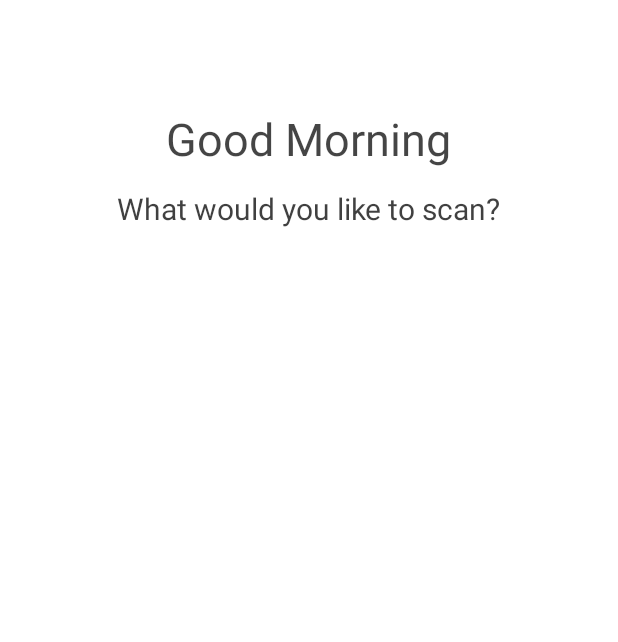
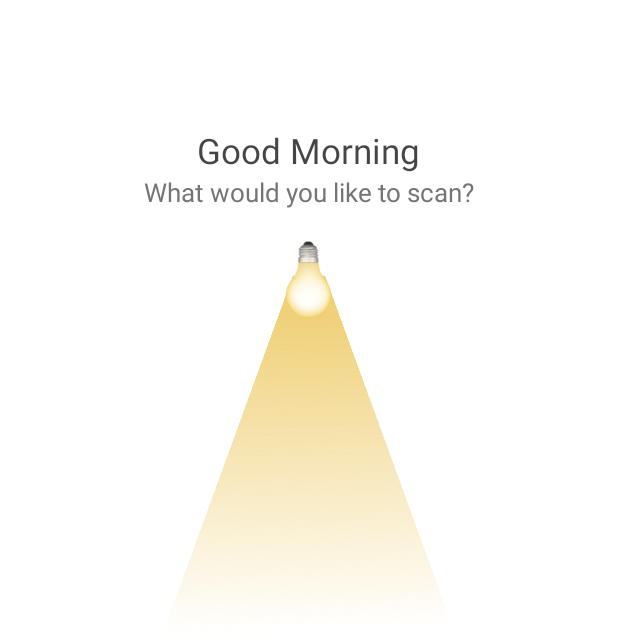
Before and after one commit to HIYJOKOU/RCG, an Android app: the screen it shows after launch (MainActivity), on a phone screen of 412 x 824 dp. Shown: the top 642 px of the screen. Run offline under Robolectric (Android 15) with nearby library versions, the phone set to English and light mode, and no system bars; Roboto replaces fonts that are not available here.

Commit message:
0.156V
#Desc
-New lamp added (kinda pato but works XD)

```diff
--- /dev/null
+++ b/app/src/main/res/drawable/lamp_light.xml
@@ -0,0 +1,13 @@
+<?xml version="1.0" encoding="utf-8"?>
+<selector xmlns:android="http://schemas.android.com/apk/res/android">
+    <item>
+        <shape>
+            <gradient
+                android:type="linear"
+                android:angle="-90"
+                android:startColor="#F0D17A"
+                android:endColor="#312F2F"
+                />
+        </shape>
+    </item>
+</selector>
--- /dev/null
+++ b/app/src/main/res/drawable/rectangle.xml
@@ -0,0 +1,7 @@
+<vector xmlns:android="http://schemas.android.com/apk/res/android"
+    android:height="150dp"
+    android:width="50dp"
+    android:viewportWidth="24"
+    android:viewportHeight="24">
+    <path android:fillColor="#000" android:pathData="M1,21H23L12,2" />
+</vector>
--- /dev/null
+++ b/app/src/main/res/drawable/vector_1.xml
@@ -0,0 +1,62 @@
+<?xml version="1.0" encoding="utf-8"?>
+<vector
+    xmlns:android="http://schemas.android.com/apk/res/android"
+    xmlns:aapt="http://schemas.android.com/aapt"
+    xmlns:tools="http://schemas.android.com/tools"
+    android:width="196dp"
+    android:height="234.54dp"
+    android:viewportWidth="196"
+    android:viewportHeight="234.54"
+    >
+
+    <group>
+
+        <clip-path
+            android:pathData="M0.5 0.5H195.5V234.044H0.5V0.5Z"
+            tools:ignore="VectorRaster" />
+
+        <group
+            android:translateX="0.973"
+            android:translateY="-0.046"
+            android:pivotX="98"
+            android:pivotY="117.272"
+            android:scaleX="1.899"
+            android:scaleY="1.899"
+            android:rotation="88.831"
+            >
+
+            <path
+                android:pathData="M0.5 0.5V234.044H195.5V0.5"
+                >
+
+                <aapt:attr name="android:fillColor">
+
+                    <gradient
+                        android:type="linear"
+                        android:startX="49.25"
+                        android:startY="117.272"
+                        android:endX="146.75"
+                        android:endY="117.272"
+                        >
+
+                        <item
+                            android:color="#F0D17A"
+                            android:offset="0"
+                            />
+
+                        <item
+                            android:color="#00FFFFFF"
+                            android:offset="1"
+                            />
+
+                    </gradient>
+
+                </aapt:attr>
+
+            </path>
+
+        </group>
+
+    </group>
+
+</vector>
--- a/app/src/main/res/layout/activity_main.xml
+++ b/app/src/main/res/layout/activity_main.xml
@@ -9,6 +9,62 @@
 
     tools:context=".MainActivity">
 
+    <View
+        android:id="@+id/vector_1"
+        android:layout_width="214dp"
+        android:layout_height="264dp"
+        android:layout_alignParentStart="true"
+        android:layout_alignParentTop="true"
+        android:layout_marginTop="-30dp"
+        android:background="@drawable/vector_1"
+        app:layout_constraintEnd_toEndOf="parent"
+        app:layout_constraintHorizontal_bias="0.522"
+        app:layout_constraintStart_toStartOf="parent"
+        app:layout_constraintTop_toBottomOf="@+id/textView2"
+        tools:ignore="MissingConstraints" />
+
+    <View
+        android:id="@+id/vector_"
+        android:layout_width="196dp"
+        android:layout_height="364dp"
+        android:layout_alignParentTop="true"
+        android:layout_marginTop="80dp"
+        android:layout_marginEnd="-2dp"
+        android:background="?attr/background"
+        android:rotation="20"
+        app:layout_constraintEnd_toStartOf="@+id/textView2"
+        app:layout_constraintTop_toTopOf="parent"
+        tools:ignore="MissingConstraints" />
+
+    <View
+        android:id="@+id/vector_2"
+        android:layout_width="196dp"
+        android:layout_height="364dp"
+        android:layout_alignParentStart="true"
+        android:layout_alignParentTop="true"
+        android:layout_marginStart="-2dp"
+        android:layout_marginTop="80dp"
+        android:background="?attr/background"
+        android:rotation="-20"
+        app:layout_constraintStart_toEndOf="@+id/textView2"
+        app:layout_constraintTop_toTopOf="parent"
+        tools:ignore="MissingConstraints" />
+
+    <ImageView
+        android:id="@+id/textView2"
+        android:layout_width="95dp"
+        android:layout_height="53dp"
+        android:layout_marginTop="20dp"
+        android:rotation="180"
+        android:text="@string/lamp_emoji"
+        android:textColor="?attr/background"
+        android:textSize="40sp"
+        app:layout_constraintEnd_toEndOf="parent"
+        app:layout_constraintHorizontal_bias="0.498"
+        app:layout_constraintStart_toStartOf="parent"
+        app:layout_constraintTop_toBottomOf="@+id/textView3"
+        app:srcCompat="@drawable/bulb" />
+
     <TextView
         android:id="@+id/textView"
         android:layout_width="wrap_content"
@@ -16,28 +72,29 @@
         android:alpha="0.73"
         android:fontFamily="@font/ubuntu_medium"
         android:text="@string/front_text_1_Morning"
-        android:textColor="@color/text_primary_LIGHT"
-        android:textSize="30sp"
+        android:textColor="?attr/text_primary"
+        android:textSize="23sp"
         app:layout_constraintBottom_toBottomOf="parent"
         app:layout_constraintHorizontal_bias="0.498"
         app:layout_constraintLeft_toLeftOf="parent"
         app:layout_constraintRight_toRightOf="parent"
         app:layout_constraintTop_toTopOf="parent"
-        app:layout_constraintVertical_bias="0.092" />
+        app:layout_constraintVertical_bias="0.107" />
 
     <TextView
+        android:id="@+id/textView3"
         android:layout_width="wrap_content"
         android:layout_height="wrap_content"
-        android:alpha="0.75"
+        android:alpha="1.93"
         android:fontFamily="@font/ubuntu"
         android:text="@string/front_text_2"
-        android:textColor="@color/text_secondary_LIGHT"
-        android:textSize="20sp"
+        android:textColor="#757575"
+        android:textSize="17sp"
         app:layout_constraintBottom_toBottomOf="parent"
         app:layout_constraintLeft_toLeftOf="parent"
         app:layout_constraintRight_toRightOf="parent"
         app:layout_constraintTop_toBottomOf="@+id/textView"
-        app:layout_constraintVertical_bias="0.019" />
+        app:layout_constraintVertical_bias="0.0" />
 
 
 </androidx.constraintlayout.widget.ConstraintLayout>
--- a/app/src/main/res/values/attr.xml
+++ b/app/src/main/res/values/attr.xml
@@ -1,10 +1,9 @@
 <?xml version="1.0" encoding="utf-8"?>
 <resources>
-    <declare-styleable name="dt">
+    <declare-styleable name="Box">
 
         <attr name="text_primary" format="color"/>
         <attr name="text_secondary" format="color"/>
-        <attr name="background" format="color"/>
 
     </declare-styleable>
 
--- a/app/src/main/res/values/colors.xml
+++ b/app/src/main/res/values/colors.xml
@@ -17,11 +17,11 @@
     <color name='text_button_LIGHT'>#000000</color> #83-A
 
     <!-- DARK THEME.BACKGROUND -->
-    <color name='background_DARK'>#403D3D</color> #96-A
+    <color name='background_DARK'>#312F2F</color> #96-A
     <!-- DARK THEME.TEXT -->
-    <color name='text_primary_DARK'>#403D3D</color> #85-A
-    <color name='text_secondary_DARK'>#403D3D</color> #83-A
-    <color name='text_button_DARK'>#403D3D</color> #83-A
+    <color name='text_primary_DARK'>#FFFFFF</color> #85-A
+    <color name='text_secondary_DARK'>#FFFFFF</color> #83-A
+    <color name='text_button_DARK'>#FFFFFF</color> #13-A
 
 
 </resources>
--- a/app/src/main/res/values/strings.xml
+++ b/app/src/main/res/values/strings.xml
@@ -3,4 +3,5 @@
     <string name="front_text_1_Morning">Good Morning</string>
     <string name="front_text_1_Evening">Good Evening</string>
     <string name="front_text_2">What would you like to scan?</string>
+    <string name="lamp_emoji">💡</string>
 </resources>
```
Also changed, not shown: app/src/main/res/drawable/bulb.png (added).
